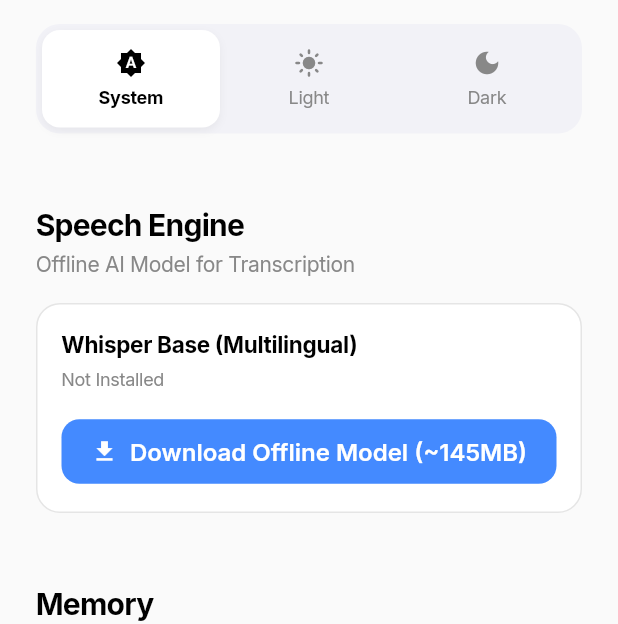
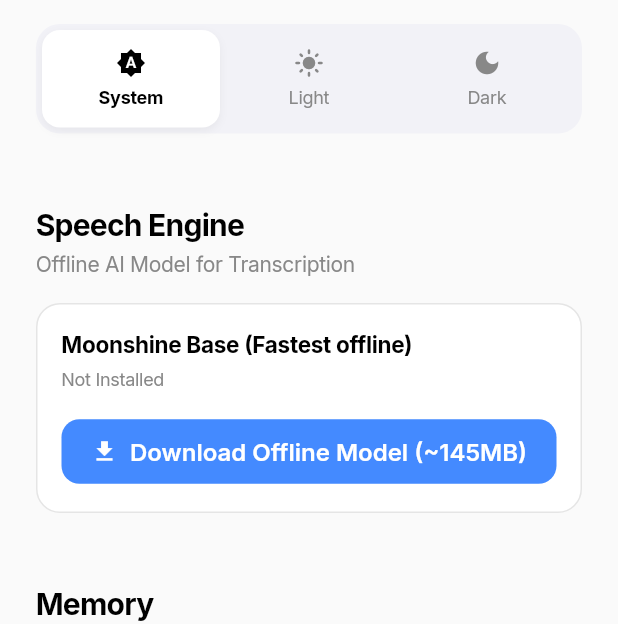
Before and after one commit to Preranask17/tanu, a Flutter app: the SettingsScreen screen opened directly, on a phone screen of 412 x 824 dp, the part 612-1236 px from its top. Run offline on Flutter 3.47's test engine with Material 3 defaults, Android fonts, the phone set to English and light mode, and no system bars; our stand-ins replace flutter_blue_plus, flutter_riverpod, google_fonts, hive_ce_flutter; missing offline and left inert: flutter_foreground_task, opus_dart, opus_flutter, record, sherpa_onnx; accounts and stored records are empty.

Commit message:
feat: add core UI screens, conversation management, and Moonshine STT engine

```diff
--- a/lib/constants.dart
+++ b/lib/constants.dart
@@ -15,15 +15,15 @@
 
 
 /// ---- Moonshine v2 on-device bundle (fallback recognizer) ----------------
-/// Quantized "tiny-en" bundle, ~43 MB, tar.bz2. The single download replaces
+/// Quantized "base-en" bundle, ~85 MB, tar.bz2. The single download replaces
 /// the retired on-device ggml-base.en.bin (~148 MB) one-for-one: same storage
-/// slot in app support, downloaded the same way, but ~3.4× lighter and built
-/// for streaming feedback latency. `sherpa_onnx` ships the ofn runtime; this
+/// slot in app support, downloaded the same way, but ~1.7× lighter and built
+/// for streaming feedback latency. `sherpa_onnx` ships the onnx runtime; this
 /// is just the weights + tokens.
 const String kOfflineBundleUrl =
     'https://github.com/k2-fsa/sherpa-onnx/releases/download/asr-models/'
-    'sherpa-onnx-whisper-base.tar.bz2';
-const String kOfflineBundleFileName = 'sherpa-onnx-whisper-base.tar.bz2';
+    'sherpa-onnx-moonshine-base-en-quantized-2026-02-27.tar.bz2';
+const String kOfflineBundleFileName = 'sherpa-onnx-moonshine-base-en-quantized-2026-02-27.tar.bz2';
 
 const String kSileroVadUrl =
     'https://github.com/k2-fsa/sherpa-onnx/releases/download/asr-models/silero_vad.onnx';
@@ -35,13 +35,13 @@
 /// variant (no separate cached/uncached decoder pairs), matching
 /// `OfflineMoonshineModelConfig.mergedDecoder`.
 const List<({String name, int bytes})> kOfflineBundleFiles = [
-  (name: 'base-encoder.int8.onnx', bytes: 0),
-  (name: 'base-decoder.int8.onnx', bytes: 0),
-  (name: 'base-tokens.txt', bytes: 0),
+  (name: 'encoder_model.ort', bytes: 0),
+  (name: 'decoder_model_merged.ort', bytes: 0),
+  (name: 'tokens.txt', bytes: 0),
 ];
 
 /// Human label shown in Settings and the Home warm-up chip.
-const String kOfflineModelLabel = 'Whisper Base · 145 MB';
+const String kOfflineModelLabel = 'Moonshine Base · 85 MB';
 
 /// Names of on-disk bundles that are no longer the on-device fallback model.
 /// Any of these found in app support are deleted on startup. The retired
--- a/lib/providers/stt_model_provider.dart
+++ b/lib/providers/stt_model_provider.dart
@@ -10,7 +10,7 @@
 
 enum SttModelPhase { checking, missing, downloading, ready }
 
-/// Live state of the on-device Whisper bundle stored in app-support storage.
+/// Live state of the on-device Moonshine bundle stored in app-support storage.
 class SttModelState {
   const SttModelState({
     this.phase = SttModelPhase.checking,
--- a/lib/screens/home_screen.dart
+++ b/lib/screens/home_screen.dart
@@ -45,7 +45,7 @@
         builder: (context) => AlertDialog(
           title: const Text('STT Model Upgrade'),
           content: const Text(
-            'We\'ve upgraded the offline speech engine to a highly accurate multilingual Whisper model. '
+            'We\'ve upgraded the offline speech engine to a highly accurate Moonshine model. '
             'Please delete the old model to make room and install the latest one.',
           ),
           actions: [
--- a/lib/screens/settings_screen.dart
+++ b/lib/screens/settings_screen.dart
@@ -398,7 +398,7 @@
                 child: Column(
                   crossAxisAlignment: CrossAxisAlignment.start,
                   children: [
-                    const Text('Whisper Base (Multilingual)', style: TextStyle(fontWeight: FontWeight.bold)),
+                    const Text('Moonshine Base (Fastest offline)', style: TextStyle(fontWeight: FontWeight.bold)),
                     const SizedBox(height: 4),
                     Text(statusText, style: const TextStyle(color: Color(0xFF888888), fontSize: 12)),
                   ],
--- a/lib/services/stt/whisper_stt_engine.dart
+++ b/lib/services/stt/moonshine_stt_engine.dart
@@ -12,11 +12,11 @@
 import '../../abstractions/stt_engine.dart';
 import '../../constants.dart';
 
-/// On-device speech-to-text using the Whisper tiny-en model, decoded by
+/// On-device speech-to-text using the Moonshine base model, decoded by
 /// sherpa_onnx.
 ///
 /// The model bundle (~43 MB) is downloaded elsewhere into app-support storage
-/// (see [kWhisperBundleFileName]); this engine only ever reads the three
+/// (see [kOfflineBundleFileName]); this engine only ever reads the three
 /// extracted files (`encoder_model.ort`, `decoder_model_merged.ort`,
 /// `tokens.txt`) from a model directory it is handed (or resolves from
 /// `path_provider` by default). It swaps the retired engine's native decode
@@ -24,8 +24,8 @@
 /// recognizer are loaded once in that isolate and reused across every
 /// utterance, since spawning per utterance would re-pay the
 /// 40+ MB model load each time.
-class WhisperSttEngine implements ContinuousSttEngine {
-  WhisperSttEngine({String? modelDir}) : _modelDirOverride = modelDir;
+class MoonshineSttEngine implements ContinuousSttEngine {
+  MoonshineSttEngine({String? modelDir}) : _modelDirOverride = modelDir;
 
   /// Overrides the default `appSupport/<bundle-stem>` model directory.
   final String? _modelDirOverride;
@@ -81,7 +81,7 @@
   AudioRecorder? _recorder;
   StreamSubscription<Uint8List>? _recorderSub;
 
-  /// True while the Whisper bindings/model are loading in the worker isolate
+  /// True while the Moonshine bindings/model are loading in the worker isolate
   /// (the slow part the app warms up at startup). Listened to by the Home UI.
   @override
   final ValueNotifier<bool> warmingUp = ValueNotifier(false);
@@ -118,13 +118,7 @@
 
   /// Sentinel that tells the worker isolate to shut down. A String is safe
   /// because every real request is a `List` message.
-  static const String _shutdownKey = 'Whisper::shutdown';
-
-  static const List<String> _bundleFiles = [
-    'base-encoder.int8.onnx',
-    'base-decoder.int8.onnx',
-    'base-tokens.txt',
-  ];
+  static const String _shutdownKey = 'Moonshine::shutdown';
 
   @override
   Future<bool> isAvailable() async {
@@ -150,7 +144,7 @@
   }
 
   bool _filesExist(String dir) =>
-      _bundleFiles.every((f) => File('$dir/$f').existsSync());
+      kOfflineBundleFiles.every((f) => File('$dir/${f.name}').existsSync());
 
   /// Loads (spawning the worker isolate and its recognizer if needed) and
   /// caches the live worker. Safe to call concurrently: concurrent callers
@@ -187,7 +181,7 @@
           _workerSend = null;
           final ready = _readyCompleter;
           if (ready != null && !ready.isCompleted) ready.complete(false);
-          debugPrint('[tanu] Whisper worker error: $e\n$st');
+          debugPrint('[tanu] Moonshine worker error: $e\n$st');
         },
         onDone: () {
           _closePending();
@@ -197,10 +191,10 @@
         },
       );
 
-      await Isolate.spawn(_whisperWorker, [
-        '$dir/${_bundleFiles[0]}',
-        '$dir/${_bundleFiles[1]}',
-        '$dir/${_bundleFiles[2]}',
+      await Isolate.spawn(_moonshineWorker, [
+        '$dir/${kOfflineBundleFiles[0].name}',
+        '$dir/${kOfflineBundleFiles[1].name}',
+        '$dir/${kOfflineBundleFiles[2].name}',
         replies.sendPort,
       ]);
 
@@ -222,7 +216,7 @@
     } catch (e, st) {
       _lastError = '$e';
       onEvent?.call('model error: $e');
-      debugPrint('[tanu] Whisper worker start failed: $e\n$st');
+      debugPrint('[tanu] Moonshine worker start failed: $e\n$st');
       return false;
     } finally {
       warmingUp.value = false;
@@ -450,7 +444,7 @@
         _chunkSub = null;
       },
     );
-    debugPrint('[tanu] Whisper chunk mode subscribed');
+    debugPrint('[tanu] Moonshine chunk mode subscribed');
     return true;
   }
 
@@ -724,11 +718,11 @@
 }
 
 /// Long-lived sherpa-onnx worker isolate: binds FFI once (bindings are
-/// isolate-local), builds the Whisper recognizer once, then loops serving
+/// isolate-local), builds the Moonshine recognizer once, then loops serving
 /// decode requests until the shutdown key arrives. Spawning it once and keeping
 /// it alive across utterances is the whole latency win over per-utterance
 /// loads.
-Future<void> _whisperWorker(List<Object?> args) async {
+Future<void> _moonshineWorker(List<Object?> args) async {
   final encoder = args[0] as String;
   final decoder = args[1] as String;
   final tokens = args[2] as String;
@@ -742,7 +736,7 @@
   final recognizer = OfflineRecognizer(
     OfflineRecognizerConfig(
       model: OfflineModelConfig(
-        whisper: OfflineWhisperModelConfig(encoder: encoder, decoder: decoder),
+        moonshine: OfflineMoonshineModelConfig(encoder: encoder, mergedDecoder: decoder),
         tokens: tokens,
         numThreads: 2,
         provider: 'cpu',
@@ -752,7 +746,7 @@
   );
 
   await for (final Object? message in commands) {
-    if (message is String && message == WhisperSttEngine._shutdownKey) break;
+    if (message is String && message == MoonshineSttEngine._shutdownKey) break;
     if (message is List && message.length == 2 && message[0] is int) {
       final id = message[0] as int;
       final samples = message[1];
@@ -761,7 +755,7 @@
         try {
           text = _recognizeOnce(recognizer, samples);
         } catch (e) {
-          debugPrint('[tanu] Whisper decode failed: $e');
+          debugPrint('[tanu] Moonshine decode failed: $e');
         }
       }
       replyPort.send([id, text]);
```
Also changed, not shown: lib/providers/conversation_provider.dart (+3 -4 lines).
